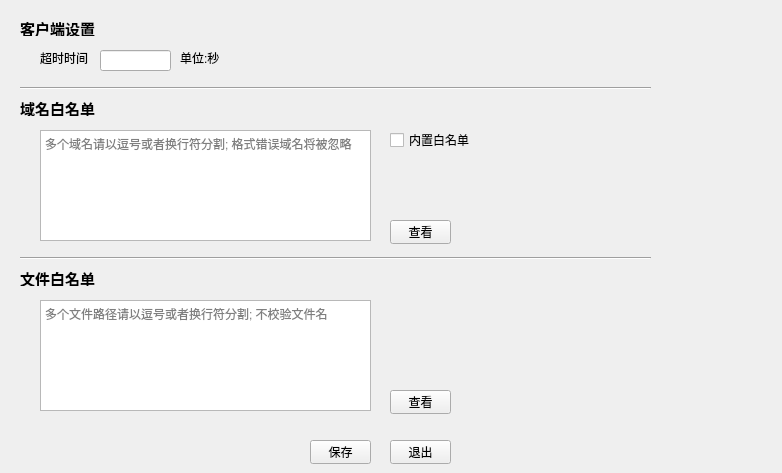
beikejinmiao/HawkSec, file modules/ui/ui_help_settings.ui: the form before one commit.
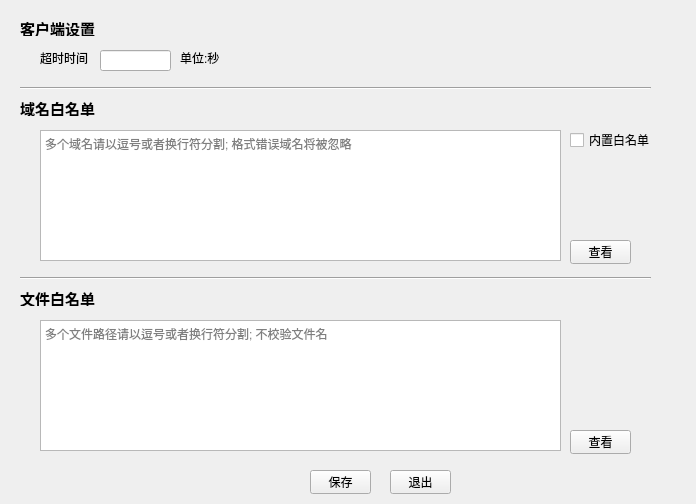
The form after the commit.

```diff
--- a/modules/ui/ui_help_settings.ui
+++ b/modules/ui/ui_help_settings.ui
@@ -6,8 +6,8 @@
    <rect>
     <x>0</x>
     <y>0</y>
-    <width>782</width>
-    <height>473</height>
+    <width>696</width>
+    <height>504</height>
    </rect>
   </property>
   <property name="windowTitle">
@@ -92,8 +92,8 @@
     <rect>
      <x>40</x>
      <y>130</y>
-     <width>331</width>
-     <height>111</height>
+     <width>521</width>
+     <height>131</height>
     </rect>
    </property>
    <property name="placeholderText">
@@ -103,7 +103,7 @@
   <widget class="QCheckBox" name="whiteDomEnableBox">
    <property name="geometry">
     <rect>
-     <x>390</x>
+     <x>570</x>
      <y>130</y>
      <width>80</width>
      <height>20</height>
@@ -116,8 +116,8 @@
   <widget class="QPushButton" name="checkWhiteDomBtn">
    <property name="geometry">
     <rect>
-     <x>390</x>
-     <y>220</y>
+     <x>570</x>
+     <y>240</y>
      <width>61</width>
      <height>24</height>
     </rect>
@@ -130,7 +130,7 @@
    <property name="geometry">
     <rect>
      <x>20</x>
-     <y>270</y>
+     <y>290</y>
      <width>121</width>
      <height>16</height>
     </rect>
@@ -149,9 +149,9 @@
    <property name="geometry">
     <rect>
      <x>40</x>
-     <y>300</y>
-     <width>331</width>
-     <height>111</height>
+     <y>320</y>
+     <width>521</width>
+     <height>131</height>
     </rect>
    </property>
    <property name="placeholderText">
@@ -175,7 +175,7 @@
    <property name="geometry">
     <rect>
      <x>20</x>
-     <y>250</y>
+     <y>270</y>
      <width>631</width>
      <height>16</height>
     </rect>
@@ -188,7 +188,7 @@
    <property name="geometry">
     <rect>
      <x>310</x>
-     <y>440</y>
+     <y>470</y>
      <width>61</width>
      <height>24</height>
     </rect>
@@ -201,7 +201,7 @@
    <property name="geometry">
     <rect>
      <x>390</x>
-     <y>440</y>
+     <y>470</y>
      <width>61</width>
      <height>24</height>
     </rect>
@@ -213,8 +213,8 @@
   <widget class="QPushButton" name="checkWhiteFileBtn">
    <property name="geometry">
     <rect>
-     <x>390</x>
-     <y>390</y>
+     <x>570</x>
+     <y>430</y>
      <width>61</width>
      <height>24</height>
     </rect>
```
